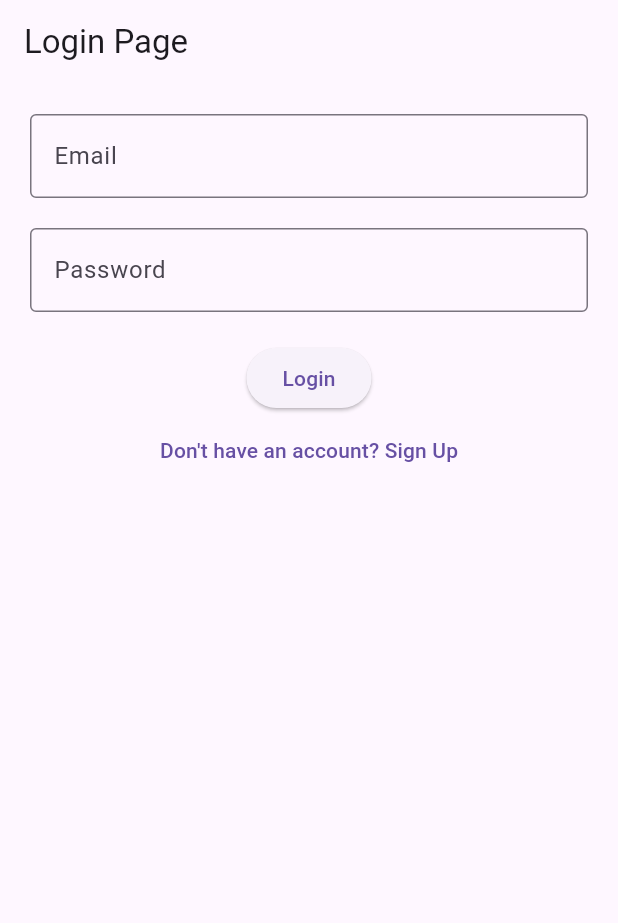
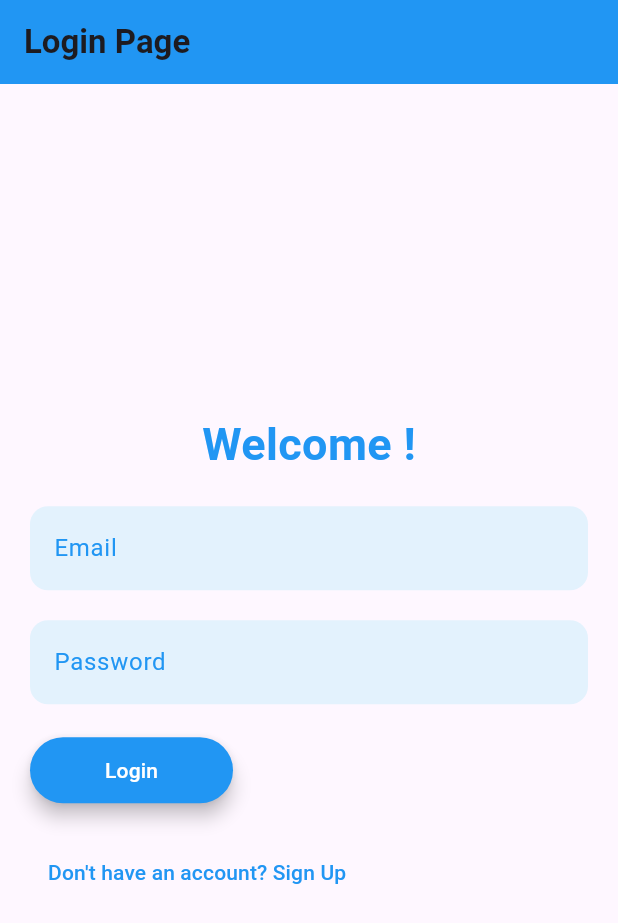
Before and after one commit to Zei14/TWS, a Flutter app: the screen it shows after launch, on a phone screen of 412 x 824 dp. Shown: the top 923 px of the screen. Run offline on Flutter 3.47's test engine with Material 3 defaults, Android fonts, the phone set to English and light mode, and no system bars; our stand-ins replace firebase_auth, firebase_core; accounts and stored records are empty.

Commit message:
update all

```diff
--- a/lib/login_page.dart
+++ b/lib/login_page.dart
@@ -1,7 +1,10 @@
 import 'package:flutter/material.dart';
 import 'package:firebase_auth/firebase_auth.dart';
+import 'katakata.dart'; // Pastikan untuk mengimpor halaman kata-kata
 
 class LoginPage extends StatefulWidget {
+  const LoginPage({super.key});
+
   @override
   _LoginPageState createState() => _LoginPageState();
 }
@@ -15,18 +18,46 @@ class _LoginPageState extends State<LoginPage> {
   Widget build(BuildContext context) {
     return Scaffold(
       appBar: AppBar(
-        title: Text('Login Page'),
+        title: const Text(
+          'Login Page',
+          style: TextStyle(fontWeight: FontWeight.bold, fontSize: 22),
+        ),
+        backgroundColor: Colors.blue, // Warna biru untuk AppBar
       ),
       body: Padding(
         padding: const EdgeInsets.all(20.0),
         child: Form(
           key: _formKey,
           child: Column(
+            mainAxisAlignment: MainAxisAlignment.center,
+            crossAxisAlignment: CrossAxisAlignment.start, // Rapi dan simetris
             children: [
+              // Teks Welcome
+              const Center(
+                child: Text(
+                  'Welcome !',
+                  style: TextStyle(
+                    fontSize: 30,
+                    fontWeight: FontWeight.bold,
+                    color: Colors.blue, // Warna biru untuk teks
+                  ),
+                ),
+              ),
+              const SizedBox(height: 20),
+
+              // Email TextField
               TextFormField(
                 decoration: InputDecoration(
                   labelText: 'Email',
-                  border: OutlineInputBorder(),
+                  labelStyle: const TextStyle(
+                      color: Colors.blue), // Label dengan warna biru
+                  filled: true,
+                  fillColor: Colors
+                      .blue[50], // Latar belakang input berwarna biru muda
+                  border: OutlineInputBorder(
+                    borderRadius: BorderRadius.circular(12),
+                    borderSide: BorderSide.none,
+                  ),
                 ),
                 validator: (value) {
                   if (value!.isEmpty) {
@@ -36,11 +67,21 @@ class _LoginPageState extends State<LoginPage> {
                 },
                 onSaved: (value) => _email = value!,
               ),
-              SizedBox(height: 20),
+              const SizedBox(height: 20),
+
+              // Password TextField
               TextFormField(
                 decoration: InputDecoration(
                   labelText: 'Password',
-                  border: OutlineInputBorder(),
+                  labelStyle: const TextStyle(
+                      color: Colors.blue), // Label dengan warna biru
+                  filled: true,
+                  fillColor: Colors
+                      .blue[50], // Latar belakang input berwarna biru muda
+                  border: OutlineInputBorder(
+                    borderRadius: BorderRadius.circular(12),
+                    borderSide: BorderSide.none,
+                  ),
                 ),
                 obscureText: true,
                 validator: (value) {
@@ -51,8 +92,20 @@ class _LoginPageState extends State<LoginPage> {
                 },
                 onSaved: (value) => _password = value!,
               ),
-              SizedBox(height: 20),
+              const SizedBox(height: 20),
+
+              // Login Button
               ElevatedButton(
+                style: ElevatedButton.styleFrom(
+                  foregroundColor: Colors.white,
+                  backgroundColor: Colors.blue, // Warna tombol biru
+                  padding:
+                      const EdgeInsets.symmetric(vertical: 12, horizontal: 50),
+                  shape: RoundedRectangleBorder(
+                    borderRadius: BorderRadius.circular(30),
+                  ),
+                  elevation: 5,
+                ),
                 onPressed: () async {
                   if (_formKey.currentState!.validate()) {
                     _formKey.currentState!.save();
@@ -61,21 +114,32 @@ class _LoginPageState extends State<LoginPage> {
                         email: _email,
                         password: _password,
                       );
-                      Navigator.pushReplacementNamed(context, '/home');
+                      // Arahkan ke halaman kata-kata setelah login berhasil
+                      Navigator.pushReplacement(
+                        context,
+                        MaterialPageRoute(builder: (context) => KataKataPage()),
+                      );
                     } catch (e) {
                       ScaffoldMessenger.of(context).showSnackBar(
-                        SnackBar(content: Text('Invalid email or password')),
+                        const SnackBar(
+                            content: Text('Invalid email or password')),
                       );
                     }
                   }
                 },
-                child: Text('Login'),
+                child: const Text('Login'),
               ),
+              const SizedBox(height: 20),
+
+              // Button untuk pindah ke halaman Sign Up
               TextButton(
                 onPressed: () {
                   Navigator.pushNamed(context, '/signup');
                 },
-                child: Text('Don\'t have an account? Sign Up'),
+                child: const Text(
+                  'Don\'t have an account? Sign Up',
+                  style: TextStyle(color: Colors.blue), // Teks biru
+                ),
               ),
             ],
           ),
--- a/lib/main.dart
+++ b/lib/main.dart
@@ -2,6 +2,7 @@ import 'package:flutter/material.dart';
 import 'package:firebase_core/firebase_core.dart';
 import 'login_page.dart';
 import 'signup_page.dart';
+import 'katakata.dart';
 
 void main() async {
   WidgetsFlutterBinding.ensureInitialized();
@@ -10,6 +11,8 @@ void main() async {
 }
 
 class MyApp extends StatelessWidget {
+  const MyApp({super.key});
+
   @override
   Widget build(BuildContext context) {
     return MaterialApp(
@@ -18,11 +21,13 @@ class MyApp extends StatelessWidget {
       routes: {
         '/login': (context) => LoginPage(),
         '/signup': (context) => SignUpPage(),
+        '/katakata': (context) =>
+            KataKataPage(), // Tambahkan rute untuk kata-kata
         '/home': (context) => Scaffold(
               appBar: AppBar(
-                title: Text('Home Page'),
+                title: const Text('Home Page'),
               ),
-              body: Center(
+              body: const Center(
                 child: Text('Welcome to the home page!'),
               ),
             ),
```
Also changed, not shown: lib/katakata.dart (added, +164 -0 lines), lib/signup_page.dart (+71 -9 lines).
